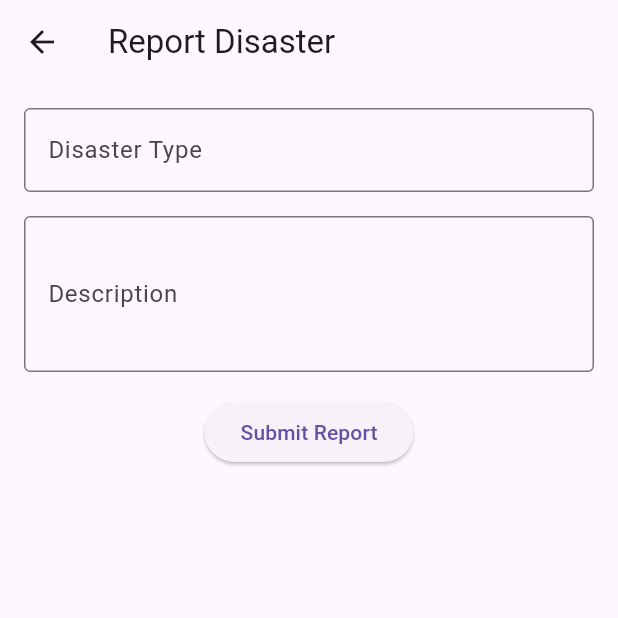
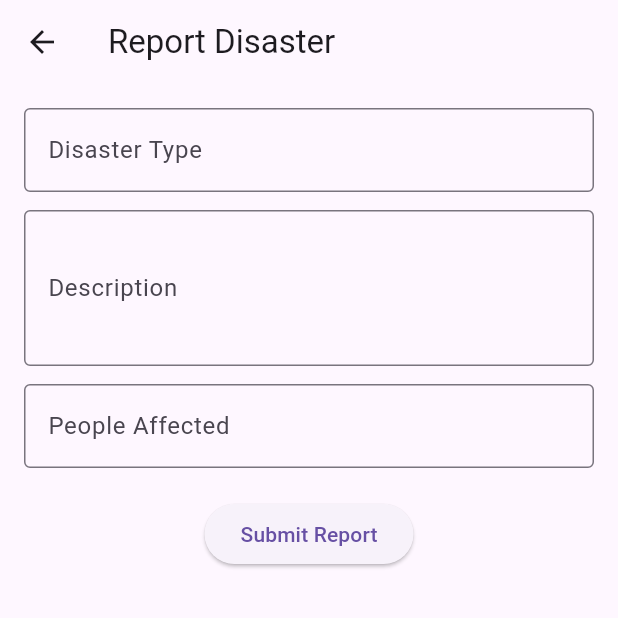
Before and after one commit to Piyush-smile01/Disaster_Response_Application, a Flutter app: the ReportDisasterScreen screen opened directly, after a tap on "Submit Report", on a phone screen of 412 x 824 dp, the top half of it. Run offline on Flutter 3.47's test engine with Material 3 defaults, Android fonts, the phone set to English and light mode, and no system bars; network calls fail.

Commit message:
All updated successfully

```diff
--- a/lib/screens/report_disaster_screen.dart
+++ b/lib/screens/report_disaster_screen.dart
@@ -11,11 +11,46 @@ class ReportDisasterScreen extends StatefulWidget {
 class _ReportDisasterScreenState extends State<ReportDisasterScreen> {
   final TextEditingController typeController = TextEditingController();
   final TextEditingController descriptionController = TextEditingController();
+  final TextEditingController peopleController = TextEditingController();
+
+  Future<void> submitReport() async {
+    final result = await ApiService.reportDisaster(
+      disasterType: typeController.text,
+      description: descriptionController.text,
+      peopleAffected: int.tryParse(peopleController.text) ?? 0,
+      latitude: 28.61,
+      longitude: 77.23,
+    );
+
+    if (result != null) {
+      showDialog(
+        context: context,
+        builder: (context) => AlertDialog(
+          title: const Text("Prediction Result"),
+          content: Text(
+            "Disaster Type: ${result['disasterType']}\n"
+            "Severity: ${result['severity']}\n"
+            "Priority: ${result['priority']}",
+          ),
+          actions: [
+            TextButton(
+              onPressed: () => Navigator.pop(context),
+              child: const Text("OK"),
+            ),
+          ],
+        ),
+      );
+    } else {
+      ScaffoldMessenger.of(context).showSnackBar(
+        const SnackBar(content: Text("Failed to submit report")),
+      );
+    }
+  }
 
   @override
   Widget build(BuildContext context) {
     return Scaffold(
-      appBar: AppBar(title: const Text('Report Disaster')),
+      appBar: AppBar(title: const Text("Report Disaster")),
       body: Padding(
         padding: const EdgeInsets.all(16),
         child: Column(
@@ -23,34 +58,32 @@ class _ReportDisasterScreenState extends State<ReportDisasterScreen> {
             TextField(
               controller: typeController,
               decoration: const InputDecoration(
-                labelText: 'Disaster Type',
+                labelText: "Disaster Type",
                 border: OutlineInputBorder(),
               ),
             ),
-            const SizedBox(height: 16),
+            const SizedBox(height: 12),
             TextField(
               controller: descriptionController,
               decoration: const InputDecoration(
-                labelText: 'Description',
+                labelText: "Description",
                 border: OutlineInputBorder(),
               ),
               maxLines: 3,
             ),
-            const SizedBox(height: 16),
+            const SizedBox(height: 12),
+            TextField(
+              controller: peopleController,
+              keyboardType: TextInputType.number,
+              decoration: const InputDecoration(
+                labelText: "People Affected",
+                border: OutlineInputBorder(),
+              ),
+            ),
+            const SizedBox(height: 20),
             ElevatedButton(
-              onPressed: () async {
-                await ApiService.reportDisaster(
-                  name: typeController.text,
-                  description: descriptionController.text,
-                  latitude: 28.61,
-                  longitude: 77.23,
-                );
-
-                ScaffoldMessenger.of(context).showSnackBar(
-                  const SnackBar(content: Text('Report Submitted')),
-                );
-              },
-              child: const Text('Submit Report'),
+              onPressed: submitReport,
+              child: const Text("Submit Report"),
             ),
           ],
         ),
@@ -62,6 +95,7 @@ class _ReportDisasterScreenState extends State<ReportDisasterScreen> {
   void dispose() {
     typeController.dispose();
     descriptionController.dispose();
+    peopleController.dispose();
     super.dispose();
   }
 }
--- a/lib/services/api_service.dart
+++ b/lib/services/api_service.dart
@@ -2,16 +2,16 @@ import 'dart:convert';
 import 'package:http/http.dart' as http;
 
 class ApiService {
-  static const String baseUrl = "http://192.168.1.8:3000";
+  static const String baseUrl = "http://localhost:3000";
 
-  // Report Disaster API
-  static Future<bool> reportDisaster({
-    required String name,
+  static Future<Map<String, dynamic>?> reportDisaster({
+    required String disasterType,
     required String description,
+    required int peopleAffected,
     required double latitude,
     required double longitude,
   }) async {
-    final url = Uri.parse("$baseUrl/sos/report");
+    final url = Uri.parse("$baseUrl/sos");
 
     final response = await http.post(
       url,
@@ -19,13 +19,16 @@ class ApiService {
         "Content-Type": "application/json",
       },
       body: jsonEncode({
-        "name": name,
-        "description": description,
-        "latitude": latitude,
-        "longitude": longitude,
+        "message": "$disasterType: $description",
+        "location": "$latitude,$longitude",
+        "peopleAffected": peopleAffected,
       }),
     );
 
-    return response.statusCode == 200;
+    if (response.statusCode == 200) {
+      return jsonDecode(response.body);
+    } else {
+      return null;
+    }
   }
 }
```
